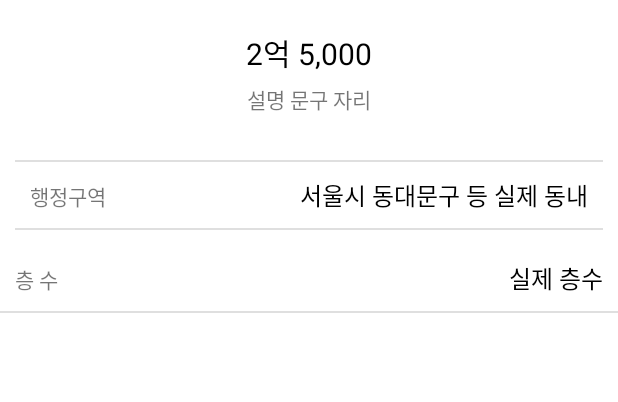
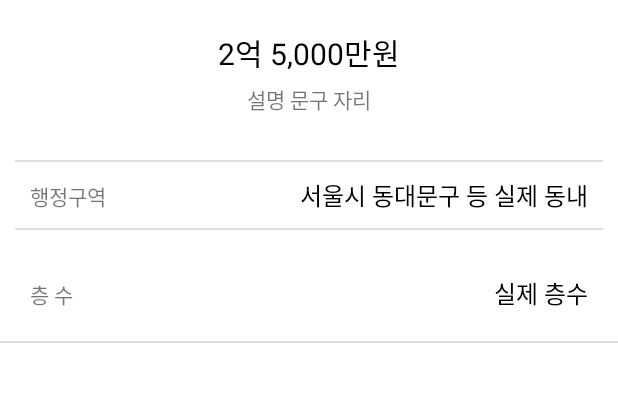
Before and after one commit to m3114/JickbangCopy, an Android app: the ViewRoomDetailActivity screen opened directly, with no data from a screen before it, on a phone screen of 412 x 824 dp, the part 459-861 px from its top. Run offline under Robolectric (Android 15) with nearby library versions, the phone set to English and light mode, and no system bars; 5 statements that could not run were skipped.

Commit message:
메인화면 주석 작ㅇ럽

```diff
--- a/app/src/main/java/com/neppplus/jickbangcopy/MainActivity.kt
+++ b/app/src/main/java/com/neppplus/jickbangcopy/MainActivity.kt
@@ -8,8 +8,12 @@ import com.neppplus.jickbangcopy.adapters.RoomAdapter
 import kotlinx.android.synthetic.main.activity_main.*
 
 class MainActivity : AppCompatActivity() {
+//    방 목록을 담기 위한 그릇
+
 
     val mRoomList = ArrayList<RoomData>()
+
+//    변수는멤버변수로 대입은 onCreate fh {}니ㅏ중에 :lateinit var
     lateinit var mRoomAdapter:RoomAdapter
 
 
--- a/app/src/main/java/com/neppplus/jickbangcopy/adapters/RoomAdapter.kt
+++ b/app/src/main/java/com/neppplus/jickbangcopy/adapters/RoomAdapter.kt
@@ -33,7 +33,7 @@ class RoomAdapter(
         val txtAddressAndFloor = row.findViewById<TextView>(R.id.txtAddressAndFloor)
         val txtDescriptor = row.findViewById<TextView>(R.id.txtDescriptor)
 
-        txtPrice.text = "${data.price}"
+        txtPrice.text = "${data.getFormmattedPrice()}"
 
 
         txtAddressAndFloor.text = "${data.address},${data.getFormattedFloor()}"
--- a/app/src/main/res/layout/activity_view_room_detail.xml
+++ b/app/src/main/res/layout/activity_view_room_detail.xml
@@ -4,6 +4,7 @@
     xmlns:tools="http://schemas.android.com/tools"
     android:layout_width="match_parent"
     android:layout_height="match_parent"
+
     android:orientation="vertical"
 
     tools:context=".ViewRoomDetailActivity">
@@ -27,7 +28,7 @@
             android:layout_height="wrap_content"
             android:textColor="@color/black"
             android:textSize="20sp"
-            android:text="2억 5,000"/>
+            android:text="2억 5,000만원"/>
 
         <TextView
             android:id="@+id/txtDescription"
@@ -83,7 +84,7 @@
     <LinearLayout
         android:layout_width="match_parent"
         android:layout_height="wrap_content"
-        android:padding="10dp"
+        android:padding="20dp"
         android:orientation="horizontal">
         <TextView
             android:layout_width="wrap_content"
```
